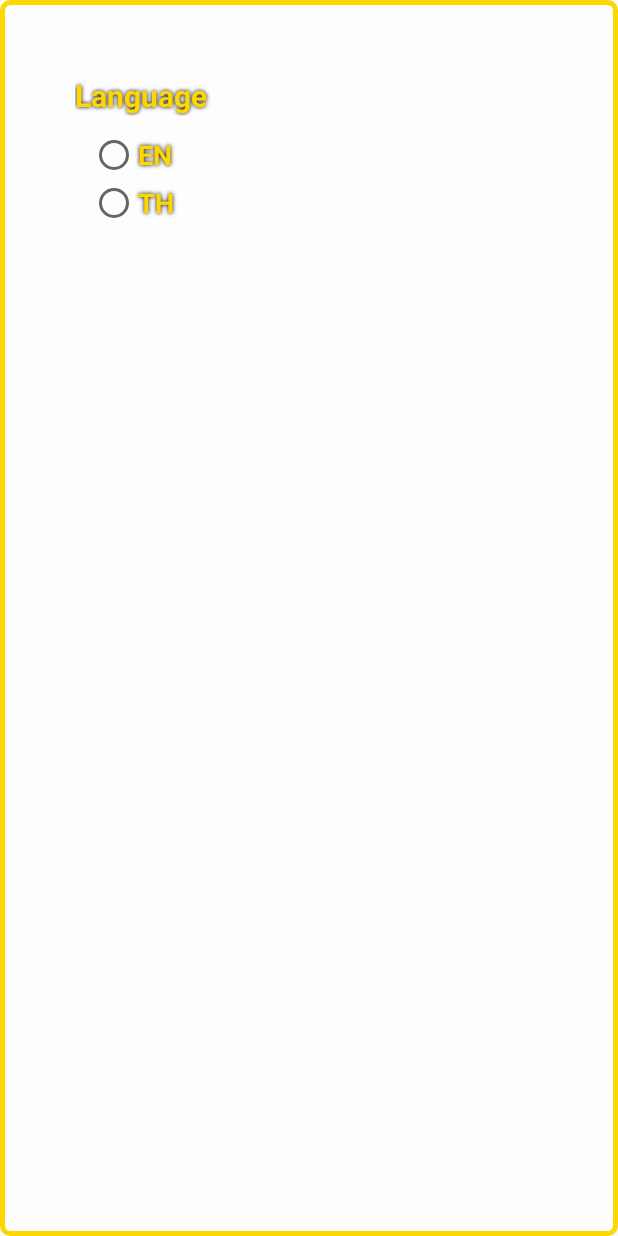
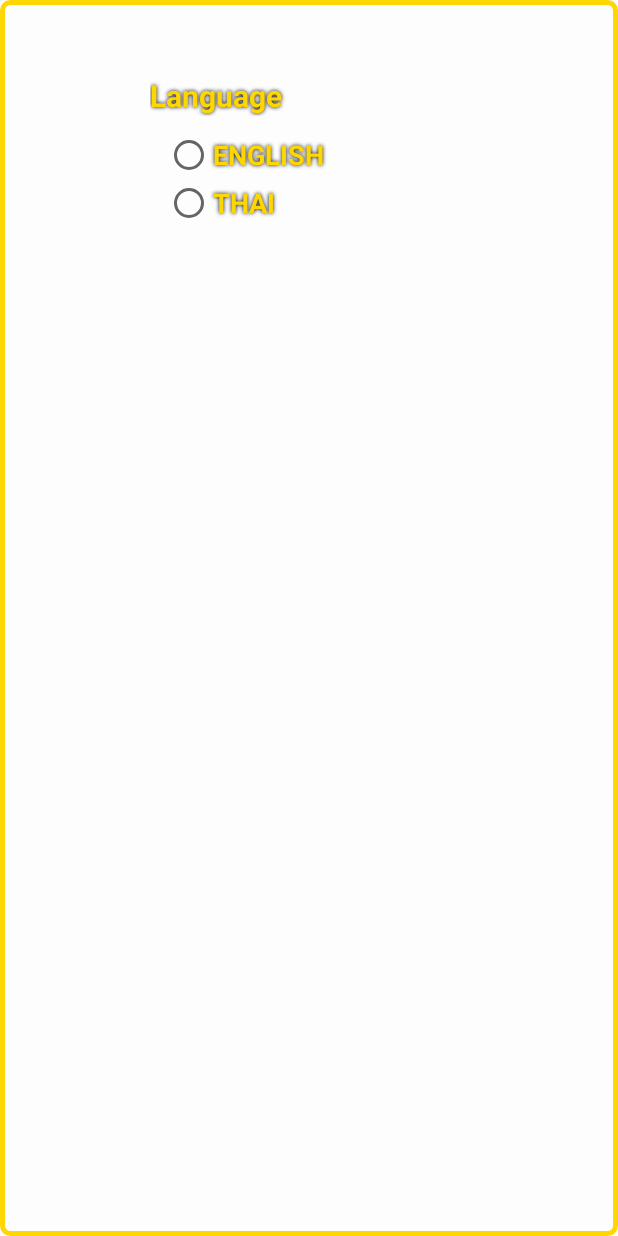
Before and after one commit to arnon010/KKMiniBus, an Android app: the layout radiobutton_dialog.xml on its own in the app's theme, with its tools: preview values and no code run, on a phone screen of 412 x 824 dp. Run offline under Robolectric (Android 15) with nearby library versions, the phone set to English and light mode, and no system bars.

Commit message:
Ui complete

```diff
--- a/app/src/main/res/layout/app_bar_main.xml
+++ b/app/src/main/res/layout/app_bar_main.xml
@@ -16,7 +16,8 @@
             android:layout_width="match_parent"
             android:layout_height="?attr/actionBarSize"
             android:background="@color/black"
-            app:popupTheme="@style/AppTheme.PopupOverlay">
+            app:popupTheme="@style/AppTheme.PopupOverlay"
+            app:theme="@style/backArrowTheme">
 
             <ImageView
                 android:id="@+id/tv_header_title"
--- a/app/src/main/res/layout/radiobutton_dialog.xml
+++ b/app/src/main/res/layout/radiobutton_dialog.xml
@@ -3,7 +3,10 @@
     android:orientation="vertical"
     android:layout_width="match_parent"
     android:layout_height="match_parent"
-    android:padding="50dp"
+    android:paddingTop="50dp"
+    android:paddingRight="100dp"
+    android:paddingLeft="100dp"
+    android:paddingBottom="50dp"
     android:background="@drawable/dialog_radio_style">
 
     <TextView
--- a/app/src/main/res/values/strings.xml
+++ b/app/src/main/res/values/strings.xml
@@ -32,7 +32,7 @@
     <string name="please_comment">Please specify details.</string>
     <string name="input_place">Input place</string>
     <string name="detail_mini_bus">Detail Mini Bus</string>
-    <string name="th">TH</string>
-    <string name="en">EN</string>
+    <string name="th">THAI</string>
+    <string name="en">ENGLISH</string>
     <string name="title_activity_maps_detail">Map</string>
 </resources>
--- a/app/src/main/res/values/styles.xml
+++ b/app/src/main/res/values/styles.xml
@@ -11,11 +11,14 @@
     <style name="AppTheme.NoActionBar">
         <item name="windowActionBar">false</item>
         <item name="windowNoTitle">true</item>
-
     </style>
 
     <style name="AppTheme.AppBarOverlay" parent="ThemeOverlay.AppCompat.Dark.ActionBar" />
 
     <style name="AppTheme.PopupOverlay" parent="ThemeOverlay.AppCompat.Light" />
 
+    <style name="backArrowTheme" parent="AppTheme">
+        <item name="android:textColorSecondary">@color/gold</item>
+    </style>
+
 </resources>
```
